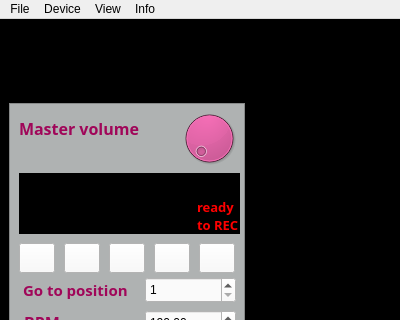
zigmhount/SpinTool_zig, file superboucle/gui_ui.ui: the form before one commit; both pictures show x 0 to 400 and y 0 to 320 of the 400 by 926 pixel window.
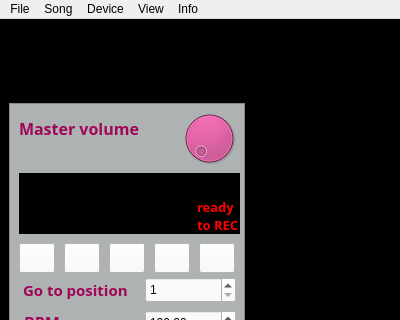
The form after the commit. Icons and pictures are not drawn. Custom widgets are drawn as their Qt base class.

What changed in the file:
```diff
--- a/superboucle/gui_ui.ui
+++ b/superboucle/gui_ui.ui
@@ -1375,7 +1375,7 @@
      <x>0</x>
      <y>0</y>
      <width>400</width>
-     <height>31</height>
+     <height>26</height>
     </rect>
    </property>
    <widget class="QMenu" name="menuFile">
@@ -1415,7 +1415,19 @@
     <addaction name="actionOnline_Wiki"/>
     <addaction name="actionAbout"/>
    </widget>
+   <widget class="QMenu" name="menuSong">
+    <property name="title">
+     <string>Song</string>
+    </property>
+    <addaction name="actionExportAllSamples"/>
+    <addaction name="separator"/>
+    <addaction name="actionEditSelectedClips"/>
+    <addaction name="actionEditClipsOutputGroup"/>
+    <addaction name="actionEditClipsMuteGroup"/>
+    <addaction name="actionUnselectAllClips"/>
+   </widget>
    <addaction name="menuFile"/>
+   <addaction name="menuSong"/>
    <addaction name="menuDevice"/>
    <addaction name="menuView"/>
    <addaction name="menuInfo"/>
```
Left out of the diff: 28 changed lines with no effect on the pictures.
